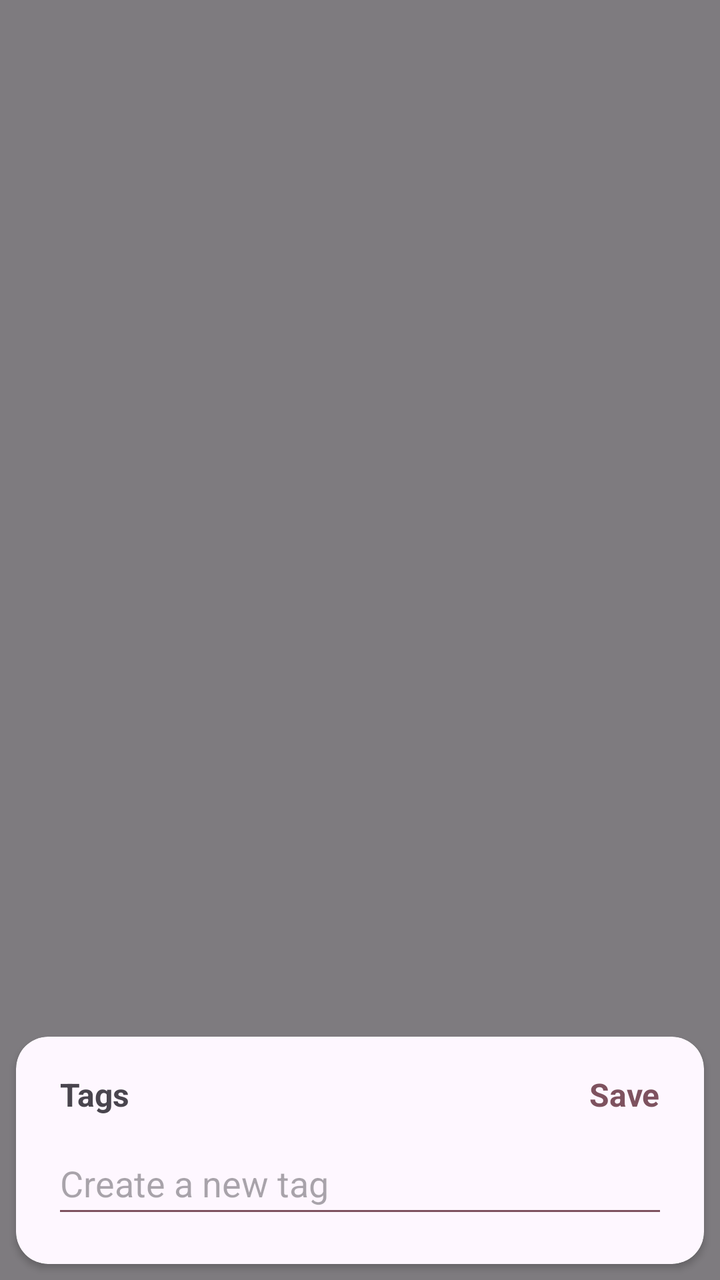
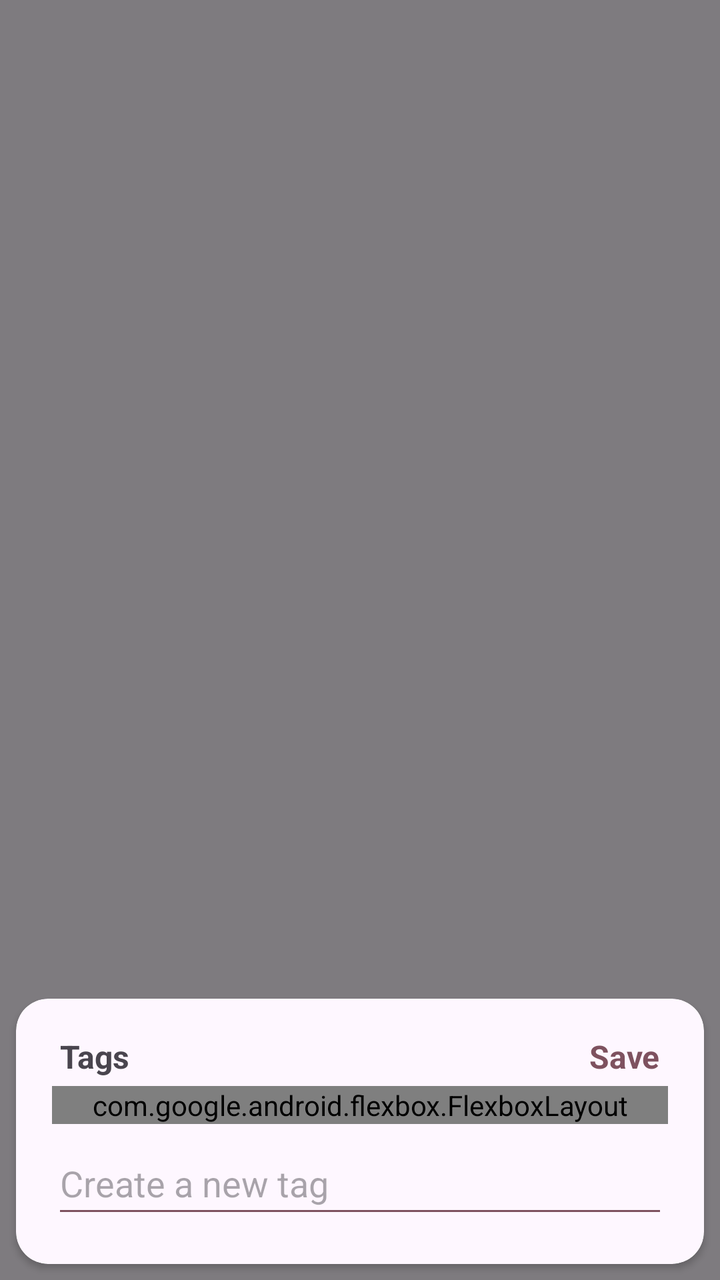

Compare the two renders of this Android layout. The source of the first and the diff that turns it into the second are given below.
<!-- AndroidManifest.xml: application theme AppTheme -->
<!-- res/layout/common_tag_overlay.xml -->
<?xml version="1.0" encoding="utf-8"?>
<RelativeLayout xmlns:android="http://schemas.android.com/apk/res/android"
    android:layout_width="match_parent"
    android:layout_height="match_parent"
    xmlns:app="http://schemas.android.com/apk/res-auto"
    android:background="#80000000">

    <androidx.cardview.widget.CardView
        android:layout_width="match_parent"
        android:layout_height="wrap_content"

        android:layout_alignParentStart="true"
        android:layout_alignParentEnd="true"
        android:layout_alignParentBottom="true"
        app:cardBackgroundColor="@color/md_theme_surface"
        app:cardCornerRadius="16dp"
        android:layout_margin="8dp"
        >

        <LinearLayout
            android:layout_width="match_parent"
            android:layout_height="wrap_content"
            android:orientation="vertical"
            android:padding="18dp"
            >

            <androidx.constraintlayout.widget.ConstraintLayout
                android:layout_width="match_parent"
                android:layout_height="wrap_content"
                android:orientation="horizontal"
                android:paddingHorizontal="4dp"
                >

                <TextView
                    android:layout_width="wrap_content"
                    android:layout_height="wrap_content"
                    android:text="Tags"
                    android:textColor="@color/md_theme_onSurfaceVariant"
                    android:textSize="16sp"
                    android:textStyle="bold"
                    app:layout_constraintBottom_toBottomOf="parent"
                    app:layout_constraintStart_toStartOf="parent"
                    app:layout_constraintTop_toTopOf="parent" />

                <TextView
                    android:id="@+id/saveButton"
                    android:layout_width="wrap_content"
                    android:layout_height="wrap_content"
                    app:layout_constraintBottom_toBottomOf="parent"
                    app:layout_constraintEnd_toEndOf="parent"
                    app:layout_constraintTop_toTopOf="parent"
                    android:textColor="@color/md_theme_tertiary"
                    android:text="Save"
                    android:textSize="16sp"
                    android:textStyle="bold"
                    android:clickable="true"
                    />
            </androidx.constraintlayout.widget.ConstraintLayout>

            <ScrollView
                android:layout_width="match_parent"
                android:layout_height="wrap_content"
                android:layout_marginVertical="4dp"
                >

                <LinearLayout
                    android:id="@+id/tagLayout"
                    android:layout_width="match_parent"
                    android:layout_height="wrap_content"
                    android:orientation="horizontal">

                </LinearLayout>
            </ScrollView>

            <EditText
                android:id="@+id/tagEditText"
                android:layout_width="match_parent"
                android:layout_height="48dp"
                android:autofillHints="tag"
                android:hint="Create a new tag"
                android:backgroundTint="@color/md_theme_tertiary"
                android:inputType="text" />

        </LinearLayout>


    </androidx.cardview.widget.CardView>


</RelativeLayout>
<!-- resources referenced by this layout -->
<resources>
  <color name="md_theme_onSurfaceVariant">#49454E</color>
  <color name="md_theme_surface">#FEF7FF</color>
  <color name="md_theme_tertiary">#7E525F</color>
  <color name="md_theme_primary">#66558E</color>
  <color name="md_theme_onPrimary">#FFFFFF</color>
  <color name="md_theme_primaryContainer">#E9DDFF</color>
  <color name="md_theme_onPrimaryContainer">#210F47</color>
  <color name="md_theme_secondary">#625B70</color>
  <color name="md_theme_onSecondary">#FFFFFF</color>
  <color name="md_theme_secondaryContainer">#E8DEF8</color>
  <color name="md_theme_onSecondaryContainer">#1E192B</color>
  <color name="md_theme_onTertiary">#FFFFFF</color>
  <color name="md_theme_tertiaryContainer">#FFD9E2</color>
  <color name="md_theme_onTertiaryContainer">#31101C</color>
  <color name="md_theme_error">#BA1A1A</color>
  <color name="md_theme_onError">#FFFFFF</color>
  <color name="md_theme_errorContainer">#FFDAD6</color>
  <color name="md_theme_onErrorContainer">#410002</color>
  <color name="md_theme_background">#FEF7FF</color>
  <color name="md_theme_onBackground">#1D1B20</color>
  <color name="md_theme_onSurface">#1D1B20</color>
  <color name="md_theme_surfaceVariant">#E7E0EB</color>
  <color name="md_theme_outline">#7A757F</color>
  <color name="md_theme_outlineVariant">#CAC4CF</color>
  <color name="md_theme_inverseSurface">#322F35</color>
  <color name="md_theme_inverseOnSurface">#F5EFF7</color>
  <color name="md_theme_inversePrimary">#D0BCFE</color>
  <color name="md_theme_primaryFixed">#E9DDFF</color>
  <color name="md_theme_onPrimaryFixed">#210F47</color>
  <color name="md_theme_primaryFixedDim">#D0BCFE</color>
  <color name="md_theme_onPrimaryFixedVariant">#4E3D75</color>
  <color name="md_theme_secondaryFixed">#E8DEF8</color>
  <color name="md_theme_onSecondaryFixed">#1E192B</color>
  <color name="md_theme_secondaryFixedDim">#CCC2DB</color>
  <color name="md_theme_onSecondaryFixedVariant">#4A4458</color>
  <color name="md_theme_tertiaryFixed">#FFD9E2</color>
  <color name="md_theme_onTertiaryFixed">#31101C</color>
  <color name="md_theme_tertiaryFixedDim">#F0B8C7</color>
  <color name="md_theme_onTertiaryFixedVariant">#633B47</color>
  <color name="md_theme_surfaceDim">#DED8E0</color>
  <color name="md_theme_surfaceBright">#FEF7FF</color>
  <color name="md_theme_surfaceContainerLowest">#FFFFFF</color>
  <color name="md_theme_surfaceContainerLow">#F8F1FA</color>
  <color name="md_theme_surfaceContainer">#F2ECF4</color>
  <color name="md_theme_surfaceContainerHigh">#ECE6EE</color>
  <color name="md_theme_surfaceContainerHighest">#E6E0E8</color>
  <!-- unchanged entries left out for length: 1 -->
</resources>

<!-- the commit's change to res/layout/common_tag_overlay.xml (unified diff, before → after) -->
@@ -1,5 +1,6 @@
 <?xml version="1.0" encoding="utf-8"?>
-<RelativeLayout xmlns:android="http://schemas.android.com/apk/res/android"
+<RelativeLayout
+    xmlns:android="http://schemas.android.com/apk/res/android"
     android:layout_width="match_parent"
     android:layout_height="match_parent"
     xmlns:app="http://schemas.android.com/apk/res-auto"
@@ -59,17 +60,20 @@
 
             <ScrollView
                 android:layout_width="match_parent"
-                android:layout_height="wrap_content"
+                android:layout_height="0dp"
+                android:layout_weight="1"
                 android:layout_marginVertical="4dp"
                 >
 
-                <LinearLayout
+                <com.google.android.flexbox.FlexboxLayout
                     android:id="@+id/tagLayout"
                     android:layout_width="match_parent"
                     android:layout_height="wrap_content"
-                    android:orientation="horizontal">
+                    app:flexWrap="wrap"
+                    app:justifyContent="flex_start">
 
-                </LinearLayout>
+                </com.google.android.flexbox.FlexboxLayout>
+
             </ScrollView>
 
             <EditText
